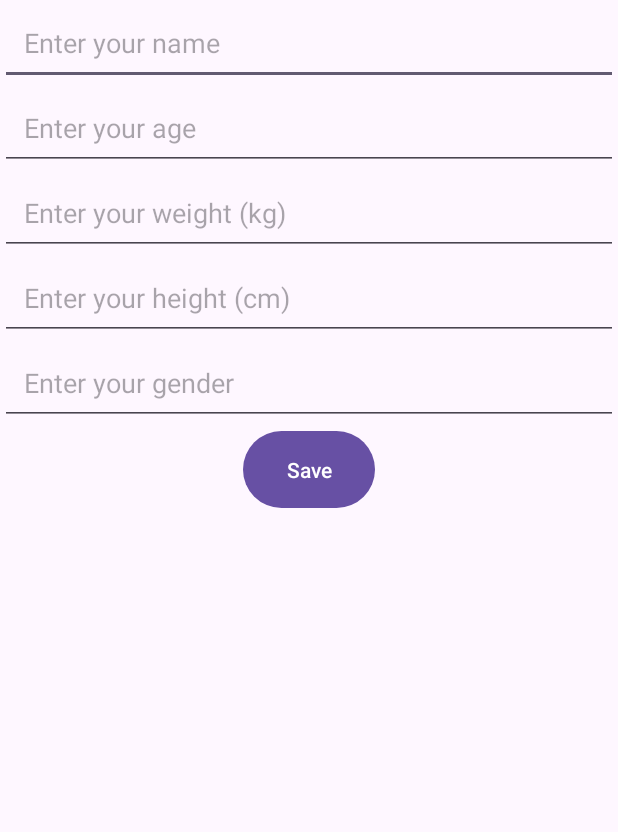
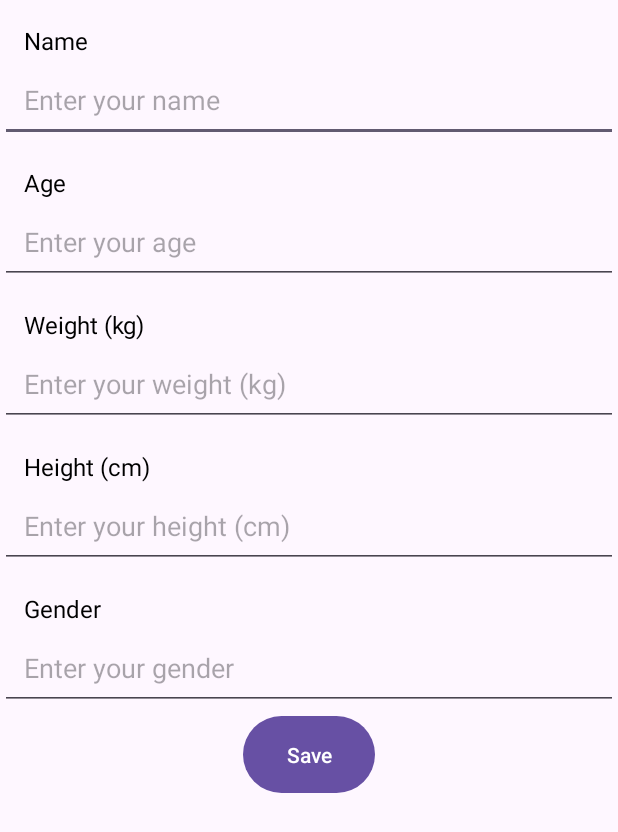
Before and after one commit to WillBren/smartsensor, an Android app: the EditDetailsActivity screen opened directly, with no data from a screen before it, on a phone screen of 412 x 824 dp. Shown: the top 832 px of the screen. Run offline under Robolectric (Android 15) with nearby library versions, the phone set to English and light mode, and no system bars; our stand-ins replace Firebase (no records; nobody signed in at launch, a user with empty details on screens opened directly).

Commit message:
Fixed edit details screen, added headers and displayed details for user

```diff
--- a/app/src/main/java/com/example/steppcounter/EditDetailsActivity.java
+++ b/app/src/main/java/com/example/steppcounter/EditDetailsActivity.java
@@ -12,7 +12,7 @@ import androidx.appcompat.app.AppCompatActivity;
 import com.google.android.gms.tasks.OnCompleteListener;
 import com.google.android.gms.tasks.Task;
 import com.google.firebase.auth.FirebaseAuth;
-import com.google.firebase.firestore.CollectionReference;
+import com.google.firebase.firestore.DocumentSnapshot;
 import com.google.firebase.firestore.FirebaseFirestore;
 
 import java.util.HashMap;
@@ -47,8 +47,37 @@ public class EditDetailsActivity extends AppCompatActivity {
         etGender = findViewById(R.id.et_gender);
         btnSaveDetails = findViewById(R.id.btn_save_details);
 
+        // Load user details when the activity starts
+        loadUserDetails();
+
         // Set up button listener for saving details
         btnSaveDetails.setOnClickListener(v -> saveUserDetails());
+    }
+
+    // Method to load user details from Firestore
+    private void loadUserDetails() {
+        firestore.collection("users")
+                .document(userId)
+                .collection("Details")
+                .document("personalInfo")
+                .get()
+                .addOnCompleteListener(task -> {
+                    if (task.isSuccessful() && task.getResult() != null) {
+                        DocumentSnapshot document = task.getResult();
+                        if (document.exists()) {
+                            // Get the user details and set them in EditText fields
+                            etName.setText(document.getString("name"));
+                            etAge.setText(Objects.requireNonNull(document.getLong("age")).toString());
+                            etWeight.setText(Objects.requireNonNull(document.getDouble("weight")).toString());
+                            etHeight.setText(Objects.requireNonNull(document.getDouble("height")).toString());
+                            etGender.setText(document.getString("gender"));
+                        } else {
+                            Toast.makeText(EditDetailsActivity.this, "No details found", Toast.LENGTH_SHORT).show();
+                        }
+                    } else {
+                        Toast.makeText(EditDetailsActivity.this, "Failed to fetch details", Toast.LENGTH_SHORT).show();
+                    }
+                });
     }
 
     private void saveUserDetails() {
@@ -72,12 +101,11 @@ public class EditDetailsActivity extends AppCompatActivity {
         userDetails.put("gender", gender);
 
         // Get the user's document and add data to the "Details" collection under it
-        CollectionReference detailsCollectionRef = firestore.collection("users")
-                .document(userId)  // Targeting the correct user document
-                .collection("Details");  // Collection under that document
-
-        // Add a document to the "Details" collection under this user
-        detailsCollectionRef.document("personalInfo").set(userDetails)  // You can specify a custom document name like "personalInfo"
+        firestore.collection("users")
+                .document(userId)
+                .collection("Details")
+                .document("personalInfo")
+                .set(userDetails)
                 .addOnCompleteListener(task -> {
                     if (task.isSuccessful()) {
                         Toast.makeText(EditDetailsActivity.this, "Details updated successfully", Toast.LENGTH_SHORT).show();
--- a/app/src/main/res/layout/activity_edit_details.xml
+++ b/app/src/main/res/layout/activity_edit_details.xml
@@ -6,59 +6,135 @@ android:layout_width="match_parent"
     android:layout_height="match_parent"
     tools:context=".EditDetailsActivity">
 
+    <!-- Name Header -->
+    <TextView
+        android:id="@+id/header_name"
+        android:layout_width="0dp"
+        android:layout_height="wrap_content"
+        android:text="Name"
+        android:textSize="16sp"
+        android:textColor="@android:color/black"
+        app:layout_constraintTop_toTopOf="parent"
+        app:layout_constraintLeft_toLeftOf="parent"
+        app:layout_constraintRight_toRightOf="parent"
+        android:paddingStart="16dp"
+        android:paddingTop="16dp" />
+
+    <!-- Name Input Field -->
     <EditText
         android:id="@+id/et_name"
         android:layout_width="0dp"
         android:layout_height="wrap_content"
         android:hint="Enter your name"
-    app:layout_constraintTop_toTopOf="parent"
+        app:layout_constraintTop_toBottomOf="@id/header_name"
         app:layout_constraintLeft_toLeftOf="parent"
         app:layout_constraintRight_toRightOf="parent"
         android:padding="16dp"/>
 
+    <!-- Age Header -->
+    <TextView
+        android:id="@+id/header_age"
+        android:layout_width="0dp"
+        android:layout_height="wrap_content"
+        android:text="Age"
+        android:textSize="16sp"
+        android:textColor="@android:color/black"
+        app:layout_constraintTop_toBottomOf="@id/et_name"
+        app:layout_constraintLeft_toLeftOf="parent"
+        app:layout_constraintRight_toRightOf="parent"
+        android:paddingStart="16dp"
+        android:paddingTop="16dp" />
+
+    <!-- Age Input Field -->
     <EditText
         android:id="@+id/et_age"
         android:layout_width="0dp"
         android:layout_height="wrap_content"
         android:hint="Enter your age"
         android:inputType="number"
-    app:layout_constraintTop_toBottomOf="@id/et_name"
+        app:layout_constraintTop_toBottomOf="@id/header_age"
         app:layout_constraintLeft_toLeftOf="parent"
         app:layout_constraintRight_toRightOf="parent"
         android:padding="16dp" />
 
+    <!-- Weight Header -->
+    <TextView
+        android:id="@+id/header_weight"
+        android:layout_width="0dp"
+        android:layout_height="wrap_content"
+        android:text="Weight (kg)"
+        android:textSize="16sp"
+        android:textColor="@android:color/black"
+        app:layout_constraintTop_toBottomOf="@id/et_age"
+        app:layout_constraintLeft_toLeftOf="parent"
+        app:layout_constraintRight_toRightOf="parent"
+        android:paddingStart="16dp"
+        android:paddingTop="16dp" />
+
+    <!-- Weight Input Field -->
     <EditText
         android:id="@+id/et_weight"
         android:layout_width="0dp"
         android:layout_height="wrap_content"
         android:hint="Enter your weight (kg)"
         android:inputType="numberDecimal"
-    app:layout_constraintTop_toBottomOf="@id/et_age"
+        app:layout_constraintTop_toBottomOf="@id/header_weight"
         app:layout_constraintLeft_toLeftOf="parent"
         app:layout_constraintRight_toRightOf="parent"
         android:padding="16dp"/>
 
+    <!-- Height Header -->
+    <TextView
+        android:id="@+id/header_height"
+        android:layout_width="0dp"
+        android:layout_height="wrap_content"
+        android:text="Height (cm)"
+        android:textSize="16sp"
+        android:textColor="@android:color/black"
+        app:layout_constraintTop_toBottomOf="@id/et_weight"
+        app:layout_constraintLeft_toLeftOf="parent"
+        app:layout_constraintRight_toRightOf="parent"
+        android:paddingStart="16dp"
+        android:paddingTop="16dp" />
+
+    <!-- Height Input Field -->
     <EditText
         android:id="@+id/et_height"
         android:layout_width="0dp"
         android:layout_height="wrap_content"
         android:hint="Enter your height (cm)"
         android:inputType="numberDecimal"
-    app:layout_constraintTop_toBottomOf="@id/et_weight"
+        app:layout_constraintTop_toBottomOf="@id/header_height"
         app:layout_constraintLeft_toLeftOf="parent"
         app:layout_constraintRight_toRightOf="parent"
         android:padding="16dp"/>
 
+    <!-- Gender Header -->
+    <TextView
+        android:id="@+id/header_gender"
+        android:layout_width="0dp"
+        android:layout_height="wrap_content"
+        android:text="Gender"
+        android:textSize="16sp"
+        android:textColor="@android:color/black"
+        app:layout_constraintTop_toBottomOf="@id/et_height"
+        app:layout_constraintLeft_toLeftOf="parent"
+        app:layout_constraintRight_toRightOf="parent"
+        android:paddingStart="16dp"
+        android:paddingTop="16dp" />
+
+    <!-- Gender Input Field -->
     <EditText
         android:id="@+id/et_gender"
         android:layout_width="0dp"
         android:layout_height="wrap_content"
         android:hint="Enter your gender"
-    app:layout_constraintTop_toBottomOf="@id/et_height"
+        app:layout_constraintTop_toBottomOf="@id/header_gender"
         app:layout_constraintLeft_toLeftOf="parent"
         app:layout_constraintRight_toRightOf="parent"
         android:padding="16dp"/>
 
+    <!-- Save Button -->
     <Button
         android:id="@+id/btn_save_details"
         android:layout_width="wrap_content"
@@ -68,5 +144,4 @@ tools:context=".EditDetailsActivity">
         app:layout_constraintLeft_toLeftOf="parent"
         app:layout_constraintRight_toRightOf="parent"
         android:padding="16dp"/>
-
 </androidx.constraintlayout.widget.ConstraintLayout>
--- a/app/src/main/res/layout/fragment_login.xml
+++ b/app/src/main/res/layout/fragment_login.xml
@@ -10,17 +10,19 @@
         android:id="@+id/editTextEmail"
         android:layout_width="match_parent"
         android:layout_height="wrap_content"
+        android:layout_marginBottom="16dp"
         android:hint="Email"
         android:inputType="textEmailAddress"
-        android:layout_marginBottom="16dp"/>
+        android:minHeight="48dp" />
 
     <EditText
         android:id="@+id/editTextPassword"
         android:layout_width="match_parent"
         android:layout_height="wrap_content"
+        android:layout_marginBottom="16dp"
         android:hint="Password"
         android:inputType="textPassword"
-        android:layout_marginBottom="16dp"/>
+        android:minHeight="48dp" />
 
     <Button
         android:id="@+id/buttonLogin"
```
Lines whose indentation alone changed are shown as unchanged.
